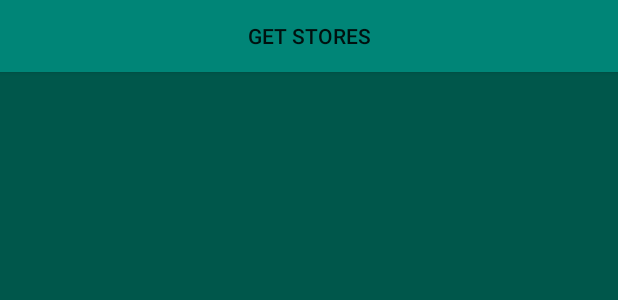
After one commit to 17vjs/RESTful-API, an Android app: the layout activity_stores_list.xml on its own in the app's theme, with its tools: preview values and no code run, on a phone screen of 412 x 824 dp. The commit adds this screen. Shown: the top 300 px of the screen. Run offline under Robolectric (Android 15) with nearby library versions, the phone set to English and light mode, and no system bars; network calls fail.

Commit message:
Locate nearby stores

```diff
--- /dev/null
+++ b/app/src/main/res/layout/activity_stores_list.xml
@@ -0,0 +1,18 @@
+<?xml version="1.0" encoding="utf-8"?>
+<LinearLayout
+    android:orientation="vertical"
+    xmlns:android="http://schemas.android.com/apk/res/android" android:layout_width="match_parent"
+    android:layout_height="match_parent">
+    <Button
+        android:layout_width="match_parent"
+        android:layout_height="wrap_content"
+        android:text="Get Stores"
+        android:onClick="getStoresList"
+        android:background="@color/colorPrimary"/>
+    <ListView
+        android:id="@+id/stores_list"
+android:background="@color/colorPrimaryDark"
+        android:layout_width="match_parent"
+        android:layout_height="match_parent"/>
+
+</LinearLayout>
```
Also changed, not shown: app/src/main/AndroidManifest.xml (+9 -0 lines), app/src/main/java/com/example/restfulapi/MainActivity.java (+11 -13 lines), app/src/main/java/com/example/restfulapi/StoresListActivity.java (added, +92 -0 lines).
